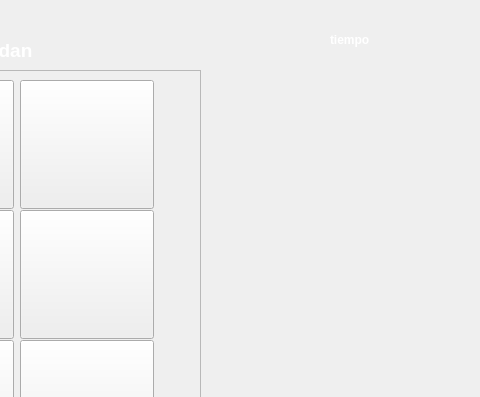
Above: JUEGOMEMORIA/mainwindow.ui from VKCB/PROYECTO1-JUEGOMEMORIA before the change; both pictures show x 630 to 1110 and y 0 to 397 of the 1110 by 650 pixel window. Below: the same form after it.
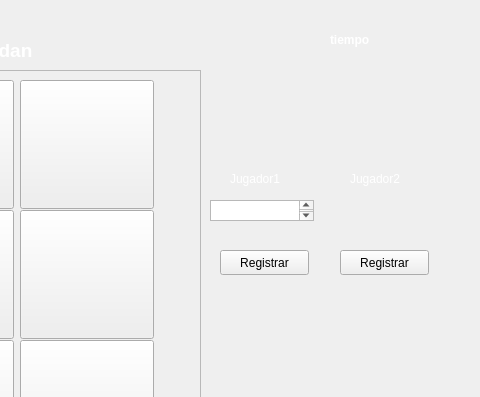
That is the form after the change. Icons and pictures are not drawn.

```diff
--- a/JUEGOMEMORIA/mainwindow.ui
+++ b/JUEGOMEMORIA/mainwindow.ui
@@ -35,9 +35,15 @@
 #lblPuntos {
 color:white;
 qproperty-alignment: AlignCenter;
-backgroung: turquoise;
+backgroung: black;
 border:3px solid silver;
 border-radius:7px;
+}
+#jugador1{
+color:white;
+}
+#jugador2{
+color:white;
 }</string>
   </property>
   <widget class="QWidget" name="centralwidget">
@@ -353,6 +359,68 @@
      <string>iniciar </string>
     </property>
    </widget>
+   <widget class="QLabel" name="jugador1">
+    <property name="geometry">
+     <rect>
+      <x>860</x>
+      <y>170</y>
+      <width>67</width>
+      <height>17</height>
+     </rect>
+    </property>
+    <property name="text">
+     <string>Jugador1</string>
+    </property>
+   </widget>
+   <widget class="QLabel" name="jugador2">
+    <property name="geometry">
+     <rect>
+      <x>980</x>
+      <y>170</y>
+      <width>67</width>
+      <height>17</height>
+     </rect>
+    </property>
+    <property name="text">
+     <string>Jugador2</string>
+    </property>
+   </widget>
+   <widget class="QPushButton" name="registrar1">
+    <property name="geometry">
+     <rect>
+      <x>850</x>
+      <y>250</y>
+      <width>89</width>
+      <height>25</height>
+     </rect>
+    </property>
+    <property name="text">
+     <string>Registrar</string>
+    </property>
+   </widget>
+   <widget class="QPushButton" name="registrar2">
+    <property name="geometry">
+     <rect>
+      <x>970</x>
+      <y>250</y>
+      <width>89</width>
+      <height>25</height>
+     </rect>
+    </property>
+    <property name="text">
+     <string>Registrar</string>
+    </property>
+   </widget>
+   <widget class="QTextEdit" name="textEdit">
+    <property name="geometry">
+     <rect>
+      <x>840</x>
+      <y>200</y>
+      <width>104</width>
+      <height>21</height>
+     </rect>
+    </property>
+   </widget>
   </widget>
   <widget class="QStatusBar" name="statusbar"/>
  </widget>
```
